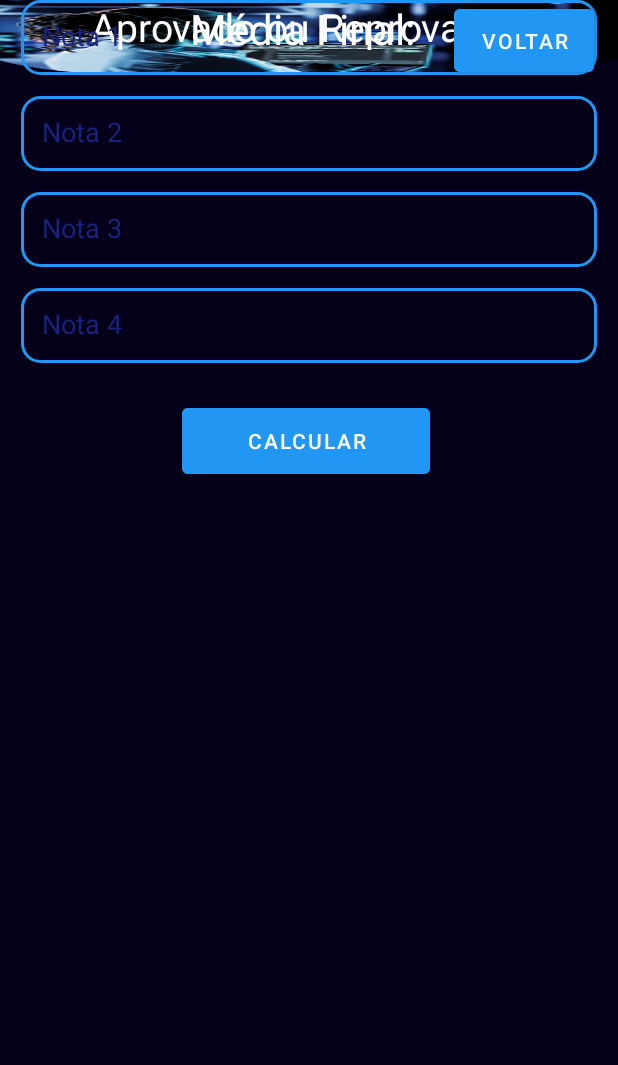
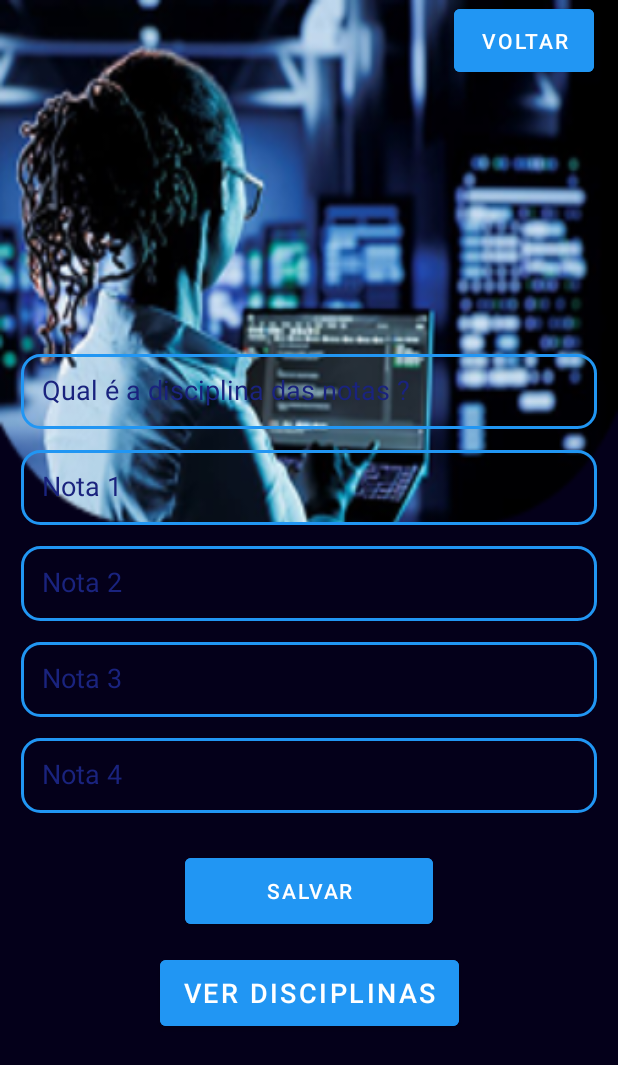
Before and after one commit to WallyssonSousa/carteira-aluno, an Android app: the SecondActivity screen opened directly, with no data from a screen before it, on a phone screen of 412 x 824 dp. Shown: the top 1065 px of the screen. Run offline under Robolectric (Android 15) with nearby library versions, the phone set to English and light mode, and no system bars.

Commit message:
Adiionando tela de disciplinas, tela para detalhe de cada disciplina e arrumando layout da tela de cadastrar

```diff
--- a/app/build.gradle.kts
+++ b/app/build.gradle.kts
@@ -42,6 +42,7 @@ dependencies {
     implementation(libs.material)
     implementation(libs.androidx.activity)
     implementation(libs.androidx.constraintlayout)
+    implementation(libs.androidx.material3.android)
     testImplementation(libs.junit)
     androidTestImplementation(libs.androidx.junit)
     androidTestImplementation(libs.androidx.espresso.core)
--- a/app/src/main/AndroidManifest.xml
+++ b/app/src/main/AndroidManifest.xml
@@ -24,6 +24,8 @@
                 <category android:name="android.intent.category.LAUNCHER" />
             </intent-filter>
         </activity>
+        <activity android:name=".DisciplinaListActivity" android:exported="false" />
+        <activity android:name=".DisciplinaDetailsActivity" android:exported="false" />
     </application>
 
 </manifest>
--- a/app/src/main/java/com/example/app_carteira_aluno/SecondActivity.kt
+++ b/app/src/main/java/com/example/app_carteira_aluno/SecondActivity.kt
@@ -3,45 +3,60 @@ package com.example.app_carteira_aluno
 import android.os.Bundle
 import android.widget.Button
 import android.widget.EditText
-import android.widget.TextView
 import androidx.appcompat.app.AppCompatActivity
-import android.widget.ImageView
+import android.content.Intent
+import android.widget.Toast
+
 
 class SecondActivity : AppCompatActivity() {
     override fun onCreate(savedInstanceState: Bundle?) {
         supportActionBar?.hide()
-
         super.onCreate(savedInstanceState)
         setContentView(R.layout.second_activity)
 
+        val dbHelper = DatabaseHelper(this)
+
+        val edtDisciplina: EditText = findViewById(R.id.edtDisciplina)
         val edtNota1: EditText = findViewById(R.id.edtNota1)
         val edtNota2: EditText = findViewById(R.id.edtNota2)
         val edtNota3: EditText = findViewById(R.id.edtNota3)
         val edtNota4: EditText = findViewById(R.id.edtNota4)
-        val btnCalcular: Button = findViewById(R.id.btnCalcular)
-        val txtResultado: TextView = findViewById(R.id.txtResultado)
+        val btnSalvar: Button = findViewById(R.id.btnSalvar)
         val btnVoltar: Button = findViewById(R.id.btnVoltar)
-        val txtAprovadoReprovado: TextView = findViewById(R.id.txtAprovadoReprovado)
+        val btnListarDisc: Button = findViewById(R.id.btnListarDisc)
 
-        btnCalcular.setOnClickListener {
+        btnSalvar.setOnClickListener {
+            val nomeDisc = edtDisciplina.text.toString().trim()
+
+            if (nomeDisc.isEmpty()) {
+                Toast.makeText(this, "O nome da disciplina não pode estar vazio!", Toast.LENGTH_SHORT).show()
+                return@setOnClickListener
+            }
+
+            if (dbHelper.verificarDisciplinaExiste(nomeDisc)) {
+                Toast.makeText(this, "Essa disciplina já foi cadastrada!", Toast.LENGTH_SHORT).show()
+                return@setOnClickListener
+            }
+
             val nota1 = edtNota1.text.toString().toDoubleOrNull() ?: 0.0
             val nota2 = edtNota2.text.toString().toDoubleOrNull() ?: 0.0
             val nota3 = edtNota3.text.toString().toDoubleOrNull() ?: 0.0
             val nota4 = edtNota4.text.toString().toDoubleOrNull() ?: 0.0
 
-            val mediaFinal = (nota1 + nota2 + nota3 + nota4) / 4
+            dbHelper.inserirDisciplina(nomeDisc, nota1, nota2, nota3, nota4)
 
-            txtResultado.text = "Média Final: %.2f".format(mediaFinal)
-
-            if(mediaFinal >= 6){
-                txtAprovadoReprovado.text = "Aprovado"
-            } else {
-                txtAprovadoReprovado.text = "Reprovado"
-            }
+            val intent = Intent(this, DisciplinaListActivity::class.java)
+            setResult(RESULT_OK)
+            startActivity(intent)
         }
 
         btnVoltar.setOnClickListener {
             finish() // Fecha a tela atual e volta para a MainActivity
         }
+
+        btnListarDisc.setOnClickListener{
+            val intent = Intent(this, DisciplinaListActivity::class.java)
+            startActivity(intent)
+        }
     }
 }
--- a/app/src/main/res/layout/second_activity.xml
+++ b/app/src/main/res/layout/second_activity.xml
@@ -9,38 +9,54 @@
     tools:context=".SecondActivity">
 
     <ImageView
+        android:id="@+id/imgV_secondView"
         android:layout_width="match_parent"
-        android:layout_height="0dp"
+        android:layout_height="350dp"
         android:background="@drawable/img_tela_media"
-        app:layout_constraintBottom_toBottomOf="@+id/edtNota1"
-        app:layout_constraintTop_toTopOf="parent" />
+        app:layout_constraintBottom_toBottomOf="@+id/edtNota1" />
 
 
-    <TextView
-        android:id="@+id/txtResultado"
-        android:layout_width="176dp"
-        android:layout_height="40dp"
-        android:text="Média Final: "
-        android:textColor="#fff"
-        android:textSize="28sp"
+
+<!--    <TextView-->
+<!--        android:id="@+id/txtResultado"-->
+<!--        android:layout_width="176dp"-->
+<!--        android:layout_height="40dp"-->
+<!--        android:text="Média Final: "-->
+<!--        android:textColor="#fff"-->
+<!--        android:textSize="28sp"-->
+<!--        app:layout_constraintEnd_toEndOf="parent"-->
+<!--        app:layout_constraintStart_toStartOf="parent"-->
+<!--        app:layout_constraintTop_toBottomOf="@+id/btnSalvar"-->
+<!--        tools:ignore="MissingConstraints"-->
+<!--        tools:layout_editor_absoluteY="140dp" />-->
+
+<!--    <TextView-->
+<!--        android:id="@+id/txtAprovadoReprovado"-->
+<!--        android:layout_width="wrap_content"-->
+<!--        android:layout_height="wrap_content"-->
+<!--        android:text="Aprovado ou Reprovado: "-->
+<!--        android:textColor="#fff"-->
+<!--        android:textSize="26sp"-->
+<!--        app:layout_constraintEnd_toEndOf="parent"-->
+<!--        app:layout_constraintStart_toStartOf="parent"-->
+<!--        app:layout_constraintTop_toBottomOf="@+id/txtResultado"-->
+<!--        tools:ignore="MissingConstraints"-->
+<!--        tools:layout_editor_absoluteY="208dp" />-->
+
+    <EditText
+        android:id="@+id/edtDisciplina"
+        android:layout_width="0dp"
+        android:layout_height="50dp"
+        android:layout_margin="14dp"
+        android:layout_marginTop="12dp"
+        android:background="@drawable/edittext_ios_style"
+        android:hint="Qual é a disciplina das notas ?"
+        android:inputType="text"
+        android:padding="14dp"
+        android:textColorHint="#1A237E"
         app:layout_constraintEnd_toEndOf="parent"
-        app:layout_constraintHorizontal_bias="0.536"
         app:layout_constraintStart_toStartOf="parent"
-        tools:ignore="MissingConstraints"
-        tools:layout_editor_absoluteY="140dp" />
-
-    <TextView
-        android:id="@+id/txtAprovadoReprovado"
-        android:layout_width="wrap_content"
-        android:layout_height="wrap_content"
-        android:text="Aprovado ou Reprovado: "
-        android:textColor="#fff"
-        android:textSize="26sp"
-        app:layout_constraintEnd_toEndOf="parent"
-        app:layout_constraintHorizontal_bias="0.495"
-        app:layout_constraintStart_toStartOf="parent"
-        tools:ignore="MissingConstraints"
-        tools:layout_editor_absoluteY="208dp" />
+        app:layout_constraintBottom_toTopOf="@id/edtNota1"/>
 
     <EditText
         android:id="@+id/edtNota2"
@@ -54,7 +70,6 @@
         android:padding="14dp"
         android:textColorHint="#1A237E"
         app:layout_constraintEnd_toEndOf="parent"
-        app:layout_constraintHorizontal_bias="0.428"
         app:layout_constraintStart_toStartOf="parent"
         app:layout_constraintTop_toBottomOf="@id/edtNota1" />
 
@@ -68,24 +83,37 @@
         android:inputType="numberDecimal"
         android:padding="14dp"
         android:textColorHint="#1A237E"
+        android:layout_marginTop="400dp"
         app:layout_constraintEnd_toEndOf="parent"
-        app:layout_constraintHorizontal_bias="0.428"
         app:layout_constraintStart_toStartOf="parent"
         tools:ignore="MissingConstraints"
-        tools:layout_editor_absoluteY="284dp" />
+        app:layout_constraintBottom_toTopOf="@+id/imgV_secondView"/>
 
     <Button
-        android:id="@+id/btnCalcular"
+        android:id="@+id/btnSalvar"
         android:layout_width="165dp"
         android:layout_height="56dp"
         android:layout_marginTop="24dp"
         android:backgroundTint="#2196F3"
-        android:text="Calcular"
+        android:text="Salvar"
         android:textColor="@android:color/white"
         app:layout_constraintEnd_toEndOf="parent"
-        app:layout_constraintHorizontal_bias="0.491"
         app:layout_constraintStart_toStartOf="parent"
         app:layout_constraintTop_toBottomOf="@id/edtNota4" />
+
+    <Button
+        android:id="@+id/btnListarDisc"
+        android:layout_width="wrap_content"
+        android:layout_height="56dp"
+        android:layout_marginTop="12dp"
+        android:backgroundTint="#2196F3"
+        android:text="Ver Disciplinas"
+        android:textSize="18dp"
+        android:textColor="@android:color/white"
+        app:layout_constraintEnd_toEndOf="parent"
+        app:layout_constraintStart_toStartOf="parent"
+        app:layout_constraintTop_toBottomOf="@id/btnSalvar" />
+
 
     <EditText
         android:id="@+id/edtNota3"
--- a/gradle/libs.versions.toml
+++ b/gradle/libs.versions.toml
@@ -9,6 +9,7 @@ appcompat = "1.7.0"
 material = "1.12.0"
 activity = "1.10.1"
 constraintlayout = "2.2.1"
+material3Android = "1.3.2"
 
 [libraries]
 androidx-core-ktx = { group = "androidx.core", name = "core-ktx", version.ref = "coreKtx" }
@@ -19,6 +20,7 @@ androidx-appcompat = { group = "androidx.appcompat", name = "appcompat", version
 material = { group = "com.google.android.material", name = "material", version.ref = "material" }
 androidx-activity = { group = "androidx.activity", name = "activity", version.ref = "activity" }
 androidx-constraintlayout = { group = "androidx.constraintlayout", name = "constraintlayout", version.ref = "constraintlayout" }
+androidx-material3-android = { group = "androidx.compose.material3", name = "material3-android", version.ref = "material3Android" }
 
 [plugins]
 android-application = { id = "com.android.application", version.ref = "agp" }
```
Also changed, not shown: app/src/main/java/com/example/app_carteira_aluno/DatabaseHelper.kt (added, +84 -0 lines), app/src/main/java/com/example/app_carteira_aluno/DisciplinaDetailsActivity.kt (added, +41 -0 lines), app/src/main/java/com/example/app_carteira_aluno/DisciplinaListActivity.kt (added, +34 -0 lines), app/src/main/res/layout/disciplina_details_activity.xml (added, +75 -0 lines), app/src/main/res/layout/disciplina_list.xml (added, +52 -0 lines), app/src/main/res/drawable/img_tela_disciplina.png (added).
